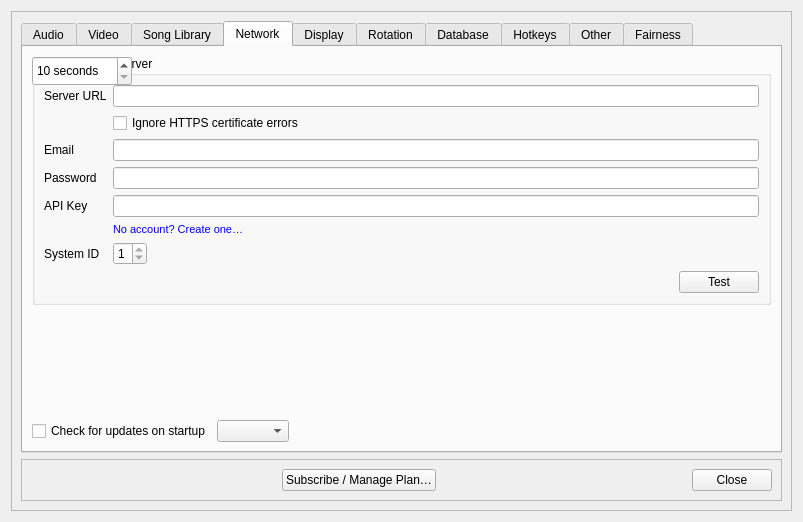
Above: src/dlgsettings.ui from pkircher29/auto-kj before the change. Below: the same form after it.
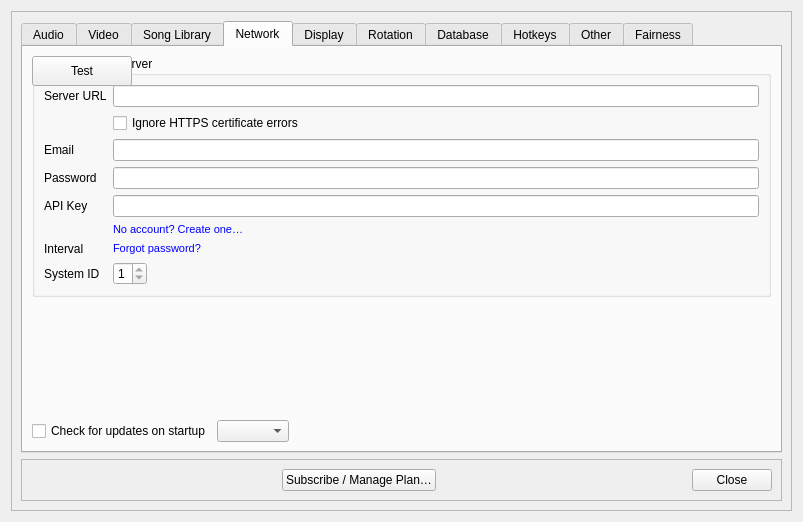
That is the form after the change. The open tabs and pages were chosen to show the change. Icons and pictures are not drawn.

Commit message: feat: forgot password flow for desktop app

What changed in the file:
```diff
--- a/src/dlgsettings.ui
+++ b/src/dlgsettings.ui
@@ -1162,14 +1162,30 @@
                    </property>
                   </widget>
                  </item>
-                 <item row="6" column="0">
+                 <item row="6" column="1">
+                  <widget class="QPushButton" name="btnForgotPassword">
+                   <property name="toolTip">
+                    <string>Reset your Auto-KJ server password</string>
+                   </property>
+                   <property name="text">
+                    <string>Forgot password?</string>
+                   </property>
+                   <property name="flat">
+                    <bool>true</bool>
+                   </property>
+                   <property name="styleSheet">
+                    <string>QPushButton { color: palette(link); text-align: left; padding: 0; border: none; font-size: 11px; }</string>
+                   </property>
+                  </widget>
+                 </item>
+                 <item row="7" column="0">
                   <widget class="QLabel" name="label_30">
                    <property name="text">
                     <string>System ID</string>
                    </property>
                   </widget>
                  </item>
-                 <item row="6" column="1">
+                 <item row="7" column="1">
                   <layout class="QHBoxLayout" name="horizontalLayout_2">
                    <property name="rightMargin">
                     <number>20</number>
```
The commit also changes 6 other files.
